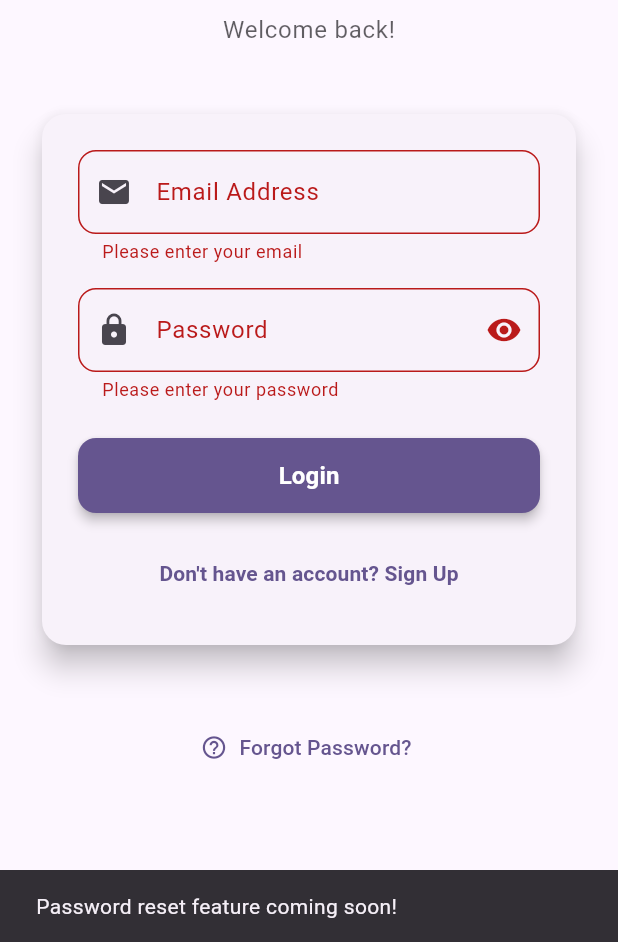
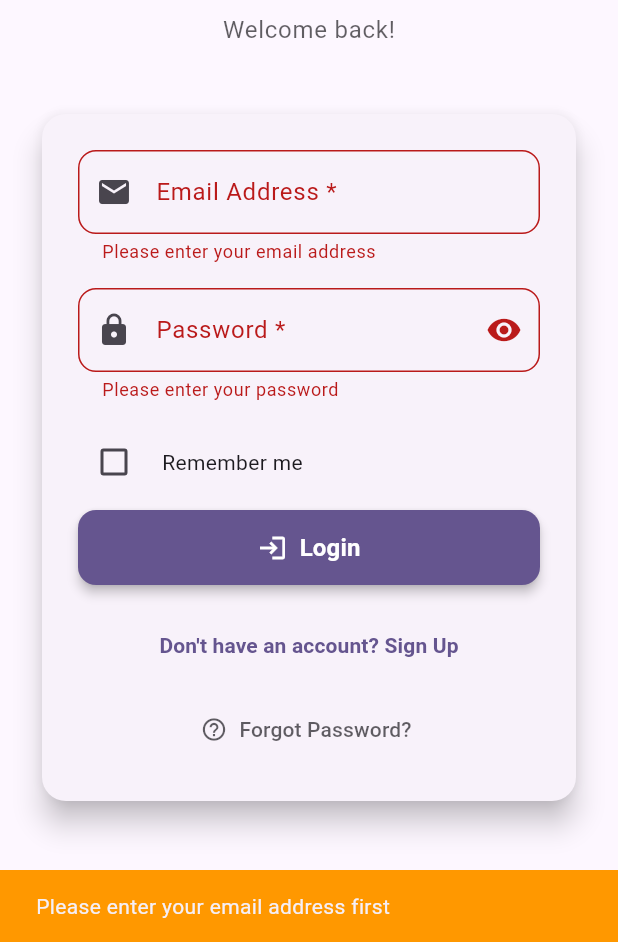
Before and after one commit to kalviumcommunity/dorm-desk, a Flutter app: the screen it shows after launch, after a tap on "Login", after a tap on "Forgot Password?", on a phone screen of 412 x 824 dp, the part 294-1236 px from its top. Run offline on Flutter 3.47's test engine with Material 3 defaults, Android fonts, the light colour scheme and no system bars; our stand-ins replace cloud_firestore, firebase_auth, firebase_core; accounts and stored records are empty.

Commit message:
feat: implement complete authentication flow with StreamBuilder navigation
- Created complete auth flow with signup, login, and logout functionality
- Implemented StreamBuilder-based navigation in main.dart for real-time auth state
- Built enhanced AuthScreen with signup/login toggle and comprehensive validation
- Created HomeScreen for authenticated users with profile display
- Added secure logout functionality with session cleanup
- Implemented comprehensive Firebase error handling with user-friendly messages
- Added password reset functionality for forgotten passwords
- Updated README with complete auth flow documentation and testing checklist

```diff
--- a/dormdesk/lib/main.dart
+++ b/dormdesk/lib/main.dart
@@ -3,7 +3,7 @@ import 'package:firebase_core/firebase_core.dart';
 import 'package:firebase_auth/firebase_auth.dart';
 import 'firebase_options.dart';
 import 'screens/auth_screen.dart';
-import 'screens/responsive_home.dart';
+import 'screens/home_screen.dart';
 
 void main() async {
   WidgetsFlutterBinding.ensureInitialized();
@@ -19,7 +19,7 @@ class MyApp extends StatelessWidget {
   @override
   Widget build(BuildContext context) {
     return MaterialApp(
-      title: 'DormDesk - Firebase Auth',
+      title: 'DormDesk - Complete Auth Flow',
       debugShowCheckedModeBanner: false,
       theme: ThemeData(
         useMaterial3: true,
@@ -31,6 +31,7 @@ class MyApp extends StatelessWidget {
       home: StreamBuilder<User?>(
         stream: FirebaseAuth.instance.authStateChanges(),
         builder: (context, snapshot) {
+          // Show loading indicator while checking auth state
           if (snapshot.connectionState == ConnectionState.waiting) {
             return const Scaffold(
               body: Center(
@@ -39,13 +40,12 @@ class MyApp extends StatelessWidget {
             );
           }
 
-          if (snapshot.hasData) {
-            final user = snapshot.data;
-            if (user != null) {
-              return const ResponsiveHome();
-            }
+          // If user is authenticated, show home screen
+          if (snapshot.hasData && snapshot.data != null) {
+            return HomeScreen(user: snapshot.data!);
           }
 
+          // If user is not authenticated, show auth screen
           return const AuthScreen();
         },
       ),
--- a/dormdesk/lib/screens/auth_screen.dart
+++ b/dormdesk/lib/screens/auth_screen.dart
@@ -1,7 +1,6 @@
 import 'package:flutter/material.dart';
 import 'package:firebase_auth/firebase_auth.dart';
 import 'package:cloud_firestore/cloud_firestore.dart';
-import 'responsive_home.dart';
 
 class AuthScreen extends StatefulWidget {
   const AuthScreen({super.key});
@@ -21,6 +20,7 @@ class _AuthScreenState extends State<AuthScreen> {
   bool isLogin = true;
   bool isLoading = false;
   bool _obscurePassword = true;
+  bool _rememberMe = false;
 
   final _formKey = GlobalKey<FormState>();
 
@@ -34,7 +34,7 @@ class _AuthScreenState extends State<AuthScreen> {
 
   String? _validateEmail(String? value) {
     if (value == null || value.isEmpty) {
-      return 'Please enter your email';
+      return 'Please enter your email address';
     }
     if (!RegExp(r'^[\w-\.]+@([\w-]+\.)+[\w-]{2,4}$').hasMatch(value)) {
       return 'Please enter a valid email address';
@@ -47,7 +47,7 @@ class _AuthScreenState extends State<AuthScreen> {
       return 'Please enter your password';
     }
     if (value.length < 6) {
-      return 'Password must be at least 6 characters';
+      return 'Password must be at least 6 characters long';
     }
     return null;
   }
@@ -56,8 +56,8 @@ class _AuthScreenState extends State<AuthScreen> {
     if (!isLogin && (value == null || value.isEmpty)) {
       return 'Please enter your full name';
     }
-    if (!isLogin && value!.length < 3) {
-      return 'Name must be at least 3 characters';
+    if (!isLogin && value!.length < 2) {
+      return 'Name must be at least 2 characters long';
     }
     return null;
   }
@@ -73,16 +73,27 @@ class _AuthScreenState extends State<AuthScreen> {
       UserCredential userCredential;
 
       if (isLogin) {
+        // Login existing user
         userCredential = await _auth.signInWithEmailAndPassword(
           email: _emailController.text.trim(),
           password: _passwordController.text.trim(),
         );
+
+        // Update last login timestamp
+        if (userCredential.user != null) {
+          await _firestore.collection('users').doc(userCredential.user!.uid).update({
+            'lastLogin': FieldValue.serverTimestamp(),
+          });
+        }
       } else {
+        // Create new user
         userCredential = await _auth.createUserWithEmailAndPassword(
           email: _emailController.text.trim(),
           password: _passwordController.text.trim(),
         );
 
+        // Save user profile to Firestore
+        if (userCredential.user != null) {
           await userCredential.user?.updateDisplayName(_nameController.text.trim());
           await _firestore.collection('users').doc(userCredential.user!.uid).set({
             'uid': userCredential.user!.uid,
@@ -90,55 +101,83 @@ class _AuthScreenState extends State<AuthScreen> {
             'name': _nameController.text.trim(),
             'createdAt': FieldValue.serverTimestamp(),
             'lastLogin': FieldValue.serverTimestamp(),
+            'emailVerified': false,
+            'isActive': true,
           });
+        }
       }
 
       if (mounted) {
         ScaffoldMessenger.of(context).showSnackBar(
           SnackBar(
-            content: Text(isLogin ? 'Login Successful!' : 'Account Created Successfully!'),
+            content: Row(
+              children: [
+                Icon(Icons.check_circle, color: Colors.white),
+                const SizedBox(width: 8),
+                Text(
+                  isLogin ? 'Login Successful!' : 'Account Created Successfully!',
+                  style: TextStyle(color: Colors.white, fontWeight: FontWeight.bold),
+                ),
+              ],
+            ),
             backgroundColor: Colors.green,
             duration: const Duration(seconds: 3),
+            behavior: SnackBarBehavior.floating,
           ),
         );
 
-        Navigator.pushReplacement(
-          context,
-          MaterialPageRoute(builder: (_) => const ResponsiveHome()),
-        );
+        // Navigation will be handled automatically by StreamBuilder in main.dart
       }
     } on FirebaseAuthException catch (e) {
       String errorMessage = 'Authentication Error';
 
       switch (e.code) {
         case 'user-not-found':
-          errorMessage = 'No user found with this email.';
+          errorMessage = 'No account found with this email address.';
           break;
         case 'wrong-password':
-          errorMessage = 'Incorrect password.';
+          errorMessage = 'The password is incorrect. Please try again.';
           break;
         case 'email-already-in-use':
-          errorMessage = 'An account already exists with this email.';
+          errorMessage = 'An account with this email already exists.';
           break;
         case 'weak-password':
-          errorMessage = 'Password is too weak. Please choose a stronger password.';
+          errorMessage = 'Password should be at least 6 characters long.';
           break;
         case 'invalid-email':
           errorMessage = 'Please enter a valid email address.';
           break;
         case 'too-many-requests':
-          errorMessage = 'Too many requests. Try again later.';
+          errorMessage = 'Too many failed attempts. Please try again later.';
+          break;
+        case 'operation-not-allowed':
+          errorMessage = 'This operation is not allowed. Please contact support.';
+          break;
+        case 'user-disabled':
+          errorMessage = 'This account has been disabled. Please contact support.';
           break;
         default:
-          errorMessage = e.message ?? 'An error occurred during authentication.';
+          errorMessage = e.message ?? 'An authentication error occurred.';
       }
 
       if (mounted) {
         ScaffoldMessenger.of(context).showSnackBar(
           SnackBar(
-            content: Text(errorMessage),
-            backgroundColor: Colors.red,
+            content: Row(
+              children: [
+                const Icon(Icons.error, color: Colors.white),
+                const SizedBox(width: 8),
+                Expanded(
+                  child: Text(
+                    errorMessage,
+                    style: const TextStyle(color: Colors.white),
+                  ),
+                ),
+              ],
+            ),
+            backgroundColor: Colors.red[700],
             duration: const Duration(seconds: 4),
+            behavior: SnackBarBehavior.floating,
           ),
         );
       }
@@ -146,15 +185,63 @@ class _AuthScreenState extends State<AuthScreen> {
       if (mounted) {
         ScaffoldMessenger.of(context).showSnackBar(
           SnackBar(
-            content: Text('An unexpected error occurred: ${e.toString()}'),
-            backgroundColor: Colors.red,
+            content: Row(
+              children: [
+                const Icon(Icons.warning, color: Colors.white),
+                const SizedBox(width: 8),
+                Expanded(
+                  child: Text(
+                    'An unexpected error occurred: ${e.toString()}',
+                    style: const TextStyle(color: Colors.white),
+                  ),
+                ),
+              ],
+            ),
+            backgroundColor: Colors.orange[700],
             duration: const Duration(seconds: 4),
+            behavior: SnackBarBehavior.floating,
           ),
         );
       }
     } finally {
       if (mounted) {
         setState(() => isLoading = false);
+      }
+    }
+  }
+
+  Future<void> _resetPassword() async {
+    final email = _emailController.text.trim();
+
+    if (email.isEmpty) {
+      ScaffoldMessenger.of(context).showSnackBar(
+        SnackBar(
+          content: Text('Please enter your email address first'),
+          backgroundColor: Colors.orange,
+        ),
+      );
+      return;
+    }
+
+    try {
+      await _auth.sendPasswordResetEmail(email: email);
+
+      if (mounted) {
+        ScaffoldMessenger.of(context).showSnackBar(
+          SnackBar(
+            content: Text('Password reset email sent! Check your inbox.'),
+            backgroundColor: Colors.green,
+          ),
+        );
+      }
+    } catch (e) {
+      if (mounted) {
+        ScaffoldMessenger.of(context).showSnackBar(
+          SnackBar(
+            content: Text('Failed to send password reset email. Please try again.'),
+            backgroundColor: Colors.red,
+          ),
+        );
       }
     }
   }
@@ -171,6 +258,7 @@ class _AuthScreenState extends State<AuthScreen> {
             children: [
               const SizedBox(height: 40),
 
+              // Logo and Title
               Column(
                 children: [
                   Container(
@@ -206,6 +294,7 @@ class _AuthScreenState extends State<AuthScreen> {
 
               const SizedBox(height: 40),
 
+              // Auth Form Card
               Card(
                 elevation: 8,
                 shape: RoundedRectangleBorder(borderRadius: BorderRadius.circular(16)),
@@ -215,12 +304,13 @@ class _AuthScreenState extends State<AuthScreen> {
                     key: _formKey,
                     child: Column(
                       children: [
+                        // Name field (only for signup)
                         if (!isLogin) ...[
                           TextFormField(
                             controller: _nameController,
                             validator: _validateName,
                             decoration: InputDecoration(
-                              labelText: 'Full Name',
+                              labelText: 'Full Name *',
                               prefixIcon: const Icon(Icons.person),
                               border: OutlineInputBorder(
                                 borderRadius: BorderRadius.circular(12),
@@ -231,18 +321,20 @@ class _AuthScreenState extends State<AuthScreen> {
                                   color: Theme.of(context).colorScheme.primary,
                                 ),
                               ),
+                              helperText: 'Enter your full name',
                             ),
                             textInputAction: TextInputAction.next,
                           ),
                           const SizedBox(height: 16),
                         ],
 
+                        // Email field
                         TextFormField(
                           controller: _emailController,
                           validator: _validateEmail,
                           keyboardType: TextInputType.emailAddress,
                           decoration: InputDecoration(
-                            labelText: 'Email Address',
+                            labelText: 'Email Address *',
                             prefixIcon: const Icon(Icons.email),
                             border: OutlineInputBorder(
                               borderRadius: BorderRadius.circular(12),
@@ -253,17 +345,19 @@ class _AuthScreenState extends State<AuthScreen> {
                                   color: Theme.of(context).colorScheme.primary,
                                 ),
                               ),
+                            helperText: 'Enter your email address',
                           ),
                           textInputAction: TextInputAction.next,
                         ),
                         const SizedBox(height: 16),
 
+                        // Password field
                         TextFormField(
                           controller: _passwordController,
                           validator: _validatePassword,
                           obscureText: _obscurePassword,
                           decoration: InputDecoration(
-                            labelText: 'Password',
+                            labelText: 'Password *',
                             prefixIcon: const Icon(Icons.lock),
                             suffixIcon: IconButton(
                               icon: Icon(
@@ -282,12 +376,29 @@ class _AuthScreenState extends State<AuthScreen> {
                                   color: Theme.of(context).colorScheme.primary,
                                 ),
                               ),
+                            helperText: 'Minimum 6 characters',
                           ),
                           textInputAction: TextInputAction.done,
                           onFieldSubmitted: (_) => _submitAuthForm(),
                         ),
-                        const SizedBox(height: 24),
+                        const SizedBox(height: 16),
 
+                        // Remember me checkbox (only for login)
+                        if (isLogin) ...[
+                          Row(
+                            children: [
+                              Checkbox(
+                                value: _rememberMe,
+                                onChanged: (value) => setState(() => _rememberMe = value!),
+                              ),
+                              const SizedBox(width: 8),
+                              const Text('Remember me'),
+                            ],
+                          ),
+                          const SizedBox(height: 8),
+                        ],
+
+                        // Submit button
                         SizedBox(
                           width: double.infinity,
                           height: 50,
@@ -310,22 +421,35 @@ class _AuthScreenState extends State<AuthScreen> {
                                       valueColor: AlwaysStoppedAnimation<Color>(Colors.white),
                                     ),
                                   )
-                                : Text(
+                                : Row(
+                                    mainAxisAlignment: MainAxisAlignment.center,
+                                    children: [
+                                      Icon(
+                                        isLogin ? Icons.login : Icons.person_add,
+                                        size: 20,
+                                      ),
+                                      const SizedBox(width: 8),
+                                      Text(
                                         isLogin ? 'Login' : 'Sign Up',
                                         style: const TextStyle(
                                           fontSize: 16,
                                           fontWeight: FontWeight.bold,
                                         ),
                                       ),
+                                    ],
+                                  ),
                           ),
                         ),
 
                         const SizedBox(height: 16),
 
+                        // Toggle between login/signup
                         TextButton(
                           onPressed: () {
-                            setState(() => isLogin = !isLogin);
+                            setState(() {
+                              isLogin = !isLogin;
                               _formKey.currentState?.reset();
+                            });
                           },
                           child: Text(
                             isLogin
@@ -337,6 +461,19 @@ class _AuthScreenState extends State<AuthScreen> {
                             ),
                           ),
                         ),
+
+                        // Forgot password (only for login)
+                        if (isLogin) ...[
+                          const SizedBox(height: 8),
+                          TextButton.icon(
+                            onPressed: _resetPassword,
+                            icon: const Icon(Icons.help_outline),
+                            label: const Text('Forgot Password?'),
+                            style: TextButton.styleFrom(
+                              foregroundColor: Theme.of(context).colorScheme.onSurface.withValues(alpha: 0.7),
+                            ),
+                          ),
+                        ],
                       ],
                     ),
                   ),
@@ -345,17 +482,18 @@ class _AuthScreenState extends State<AuthScreen> {
 
               const SizedBox(height: 40),
 
-              if (isLogin) ...[
-                TextButton.icon(
-                  onPressed: () {
-                    ScaffoldMessenger.of(context).showSnackBar(
-                      const SnackBar(content: Text('Password reset feature coming soon!')),
-                    );
-                  },
-                  icon: const Icon(Icons.help_outline),
-                  label: const Text('Forgot Password?'),
+              // Footer text
+              Center(
+                child: Text(
+                  isLogin
+                      ? 'By logging in, you agree to our Terms of Service and Privacy Policy'
+                      : 'By creating an account, you agree to our Terms of Service and Privacy Policy',
+                  style: Theme.of(context).textTheme.bodySmall?.copyWith(
+                    color: Theme.of(context).colorScheme.onSurface.withValues(alpha: 0.6),
                   ),
-              ],
+                  textAlign: TextAlign.center,
+                ),
+              ),
             ],
           ),
         ),
```
Also changed, not shown: dormdesk/lib/screens/home_screen.dart (added, +130 -0 lines), 1 other file. Lines whose indentation alone changed are shown as unchanged.
